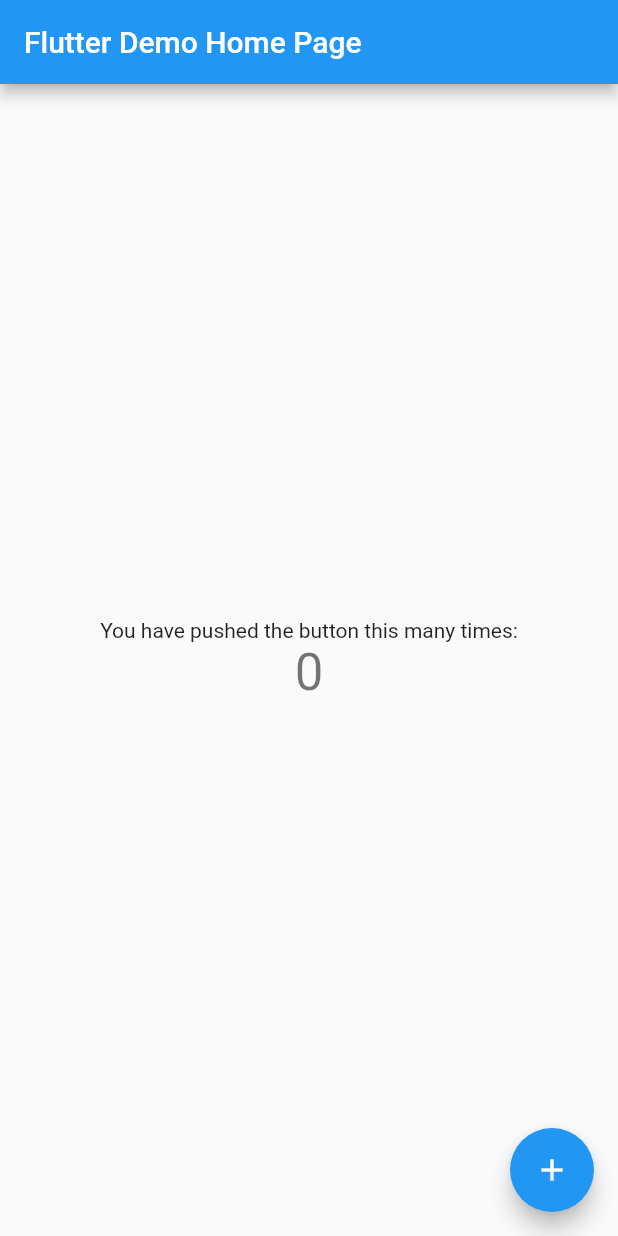
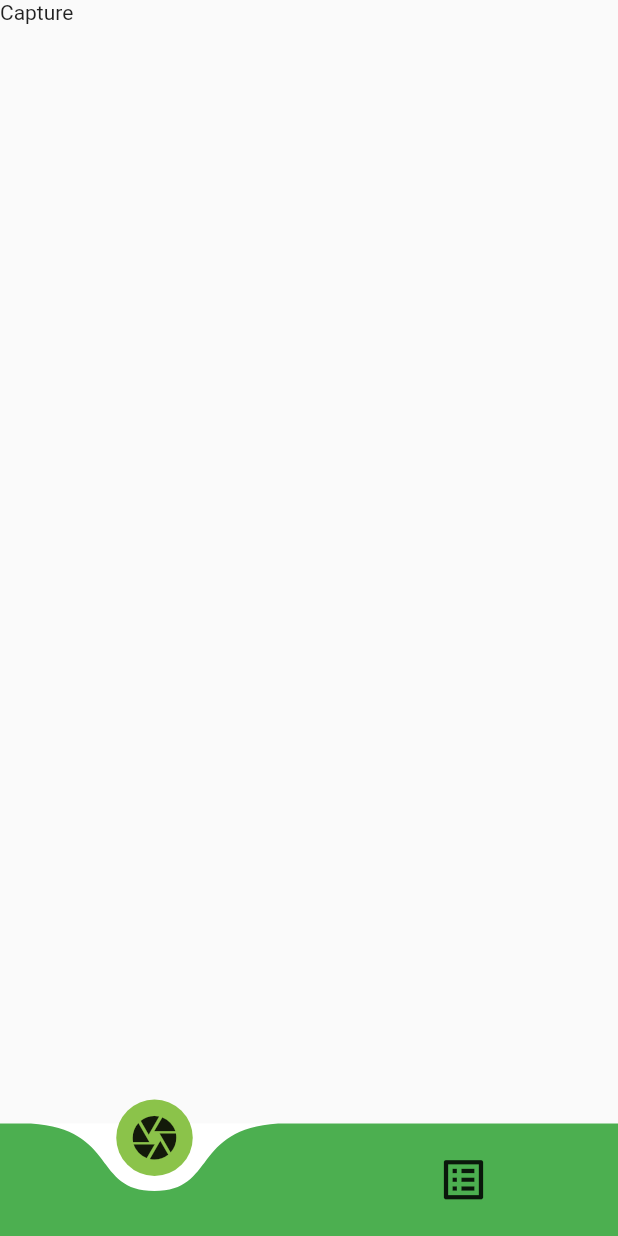
Before and after one commit to GyaneshSamanta/KU-Hackfest, a Flutter app: the screen it shows after launch, on a phone screen of 412 x 824 dp. Run offline on Flutter 3.47's test engine with Material 2 defaults, Android fonts, the phone set to English and light mode, and no system bars; drawn by our look-alikes of curved_navigation_bar.

Commit message:
feat:added navigatin

```diff
--- a/flutter/leafline/lib/main.dart
+++ b/flutter/leafline/lib/main.dart
@@ -1,4 +1,5 @@
 import 'package:flutter/material.dart';
+import 'package:curved_navigation_bar/curved_navigation_bar.dart';
 
 void main() {
   runApp(const MyApp());
@@ -7,109 +8,59 @@
 class MyApp extends StatelessWidget {
   const MyApp({Key? key}) : super(key: key);
 
-  // This widget is the root of your application.
   @override
   Widget build(BuildContext context) {
     return MaterialApp(
       title: 'Flutter Demo',
-      theme: ThemeData(
-        // This is the theme of your application.
-        //
-        // Try running your application with "flutter run". You'll see the
-        // application has a blue toolbar. Then, without quitting the app, try
-        // changing the primarySwatch below to Colors.green and then invoke
-        // "hot reload" (press "r" in the console where you ran "flutter run",
-        // or simply save your changes to "hot reload" in a Flutter IDE).
-        // Notice that the counter didn't reset back to zero; the application
-        // is not restarted.
-        primarySwatch: Colors.blue,
-      ),
-      home: const MyHomePage(title: 'Flutter Demo Home Page'),
+      theme: ThemeData(),
+      home: const Leafline(),
     );
   }
 }
 
-class MyHomePage extends StatefulWidget {
-  const MyHomePage({Key? key, required this.title}) : super(key: key);
-
-  // This widget is the home page of your application. It is stateful, meaning
-  // that it has a State object (defined below) that contains fields that affect
-  // how it looks.
-
-  // This class is the configuration for the state. It holds the values (in this
-  // case the title) provided by the parent (in this case the App widget) and
-  // used by the build method of the State. Fields in a Widget subclass are
-  // always marked "final".
-
-  final String title;
+class Leafline extends StatefulWidget {
+  const Leafline({Key? key}) : super(key: key);
 
   @override
-  State<MyHomePage> createState() => _MyHomePageState();
+  _LeaflineState createState() => _LeaflineState();
 }
 
-class _MyHomePageState extends State<MyHomePage> {
-  int _counter = 0;
-
-  void _incrementCounter() {
-    setState(() {
-      // This call to setState tells the Flutter framework that something has
-      // changed in this State, which causes it to rerun the build method below
-      // so that the display can reflect the updated values. If we changed
-      // _counter without calling setState(), then the build method would not be
-      // called again, and so nothing would appear to happen.
-      _counter++;
-    });
-  }
+class _LeaflineState extends State<Leafline> {
+  int _pageIndex = 0;
 
   @override
   Widget build(BuildContext context) {
-    // This method is rerun every time setState is called, for instance as done
-    // by the _incrementCounter method above.
-    //
-    // The Flutter framework has been optimized to make rerunning build methods
-    // fast, so that you can just rebuild anything that needs updating rather
-    // than having to individually change instances of widgets.
-    return Scaffold(
-      appBar: AppBar(
-        // Here we take the value from the MyHomePage object that was created by
-        // the App.build method, and use it to set our appbar title.
-        title: Text(widget.title),
-      ),
-      body: Center(
-        // Center is a layout widget. It takes a single child and positions it
-        // in the middle of the parent.
-        child: Column(
-          // Column is also a layout widget. It takes a list of children and
-          // arranges them vertically. By default, it sizes itself to fit its
-          // children horizontally, and tries to be as tall as its parent.
-          //
-          // Invoke "debug painting" (press "p" in the console, choose the
-          // "Toggle Debug Paint" action from the Flutter Inspector in Android
-          // Studio, or the "Toggle Debug Paint" command in Visual Studio Code)
-          // to see the wireframe for each widget.
-          //
-          // Column has various properties to control how it sizes itself and
-          // how it positions its children. Here we use mainAxisAlignment to
-          // center the children vertically; the main axis here is the vertical
-          // axis because Columns are vertical (the cross axis would be
-          // horizontal).
-          mainAxisAlignment: MainAxisAlignment.center,
-          children: <Widget>[
-            const Text(
-              'You have pushed the button this many times:',
+    return SafeArea(
+      child: Scaffold(
+        bottomNavigationBar: CurvedNavigationBar(
+          items: const [
+            Icon(
+              Icons.camera,
+              size: 35,
             ),
-            Text(
-              '$_counter',
-              style: Theme.of(context).textTheme.headline4,
-            ),
+            Icon(
+              Icons.list_alt,
+              size: 35,
+            )
           ],
+          onTap: (index) {
+            setState(() {
+              _pageIndex = index;
+            });
+          },
+          animationDuration: Duration(milliseconds: 250),
+          buttonBackgroundColor: Colors.lightGreen,
+          backgroundColor: Colors.white,
+          color: Colors.green,
+        ),
+        body: Center(
+          child: ListView(
+            children: [
+              _pageIndex==0?Container(child: Text("Capture"),):Container(child: Text("Details"),)
+            ],
+          ),
         ),
       ),
-      floatingActionButton: FloatingActionButton(
-        onPressed: _incrementCounter,
-        tooltip: 'Increment',
-        child: const Icon(Icons.add),
-      ), // This trailing comma makes auto-formatting nicer for build methods.
     );
   }
 }
```
Also changed, not shown: flutter/leafline/pubspec.yaml (+1 -20 lines), flutter/leafline/pubspec.lock, 1 other file.
